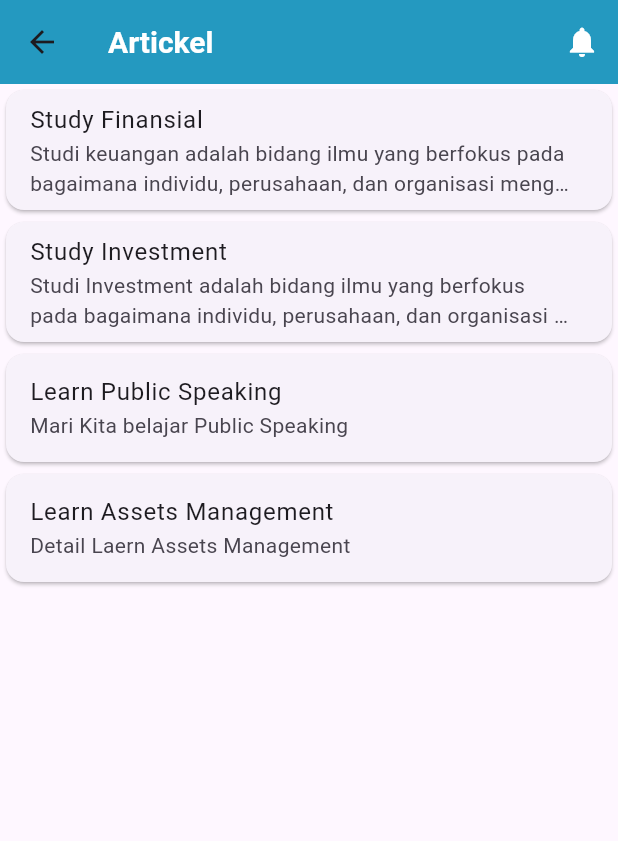
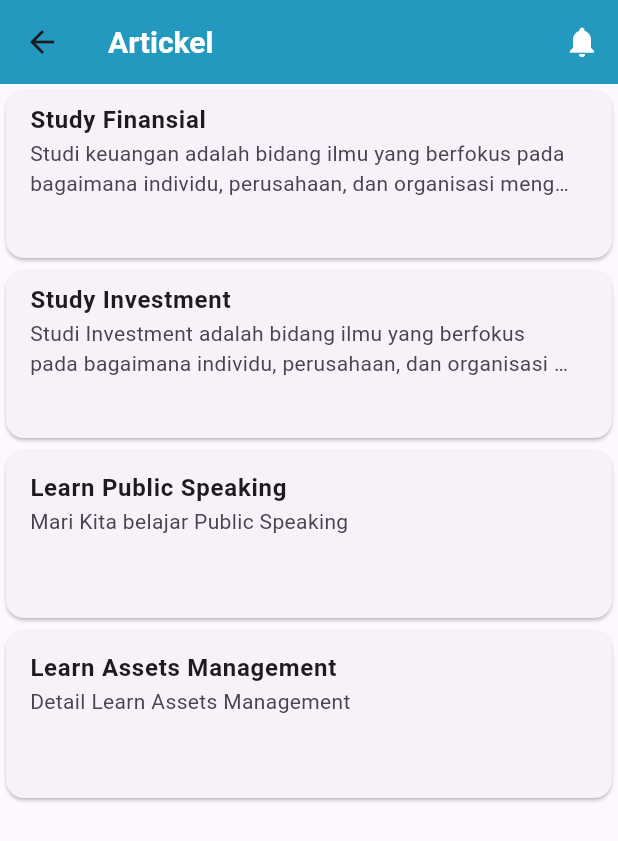
Before and after one commit to maoelanaKun23/Management-Keuangan, a Flutter app: the ArtikelPage screen opened directly, on a phone screen of 412 x 824 dp. Shown: the top 841 px of the screen. Run offline on Flutter 3.47's test engine with Material 3 defaults, Android fonts, the phone set to English and light mode, and no system bars; our stand-ins replace fl_chart, flutter_svg.

```diff
--- a/lib/models/dummyArtikel.dart
+++ b/lib/models/dummyArtikel.dart
@@ -21,6 +21,6 @@ List<Map<String, dynamic>> dummyArtikel = [
   {
     "id": "3",
     "judulArtikel": "Learn Assets Management",
-    "contentArtikel": "Detail Laern Assets Management"
+    "contentArtikel": "Detail Learn Assets Management"
   },
 ];
--- a/lib/views/artikel.dart
+++ b/lib/views/artikel.dart
@@ -42,10 +42,14 @@ class _ArtikelPageState extends State<ArtikelPage> {
       body: ListView.builder(
         itemCount: artikelList.length,
         itemBuilder: (context, index) {
-          return Card(
+          return SizedBox(
+            height: 120,
+            child: Card(
               child: ListTile(
                 title: Text(
-                  artikelList[index].judulArtikel ?? "Artikel Tidak Diketahui"),
+                  artikelList[index].judulArtikel ?? "Artikel Tidak Diketahui",
+                  style: TextStyle(fontWeight: FontWeight.bold),
+                ),
                 subtitle: Text(
                   artikelList[index].contentArtikel ?? "",
                   maxLines: 2,
@@ -62,6 +66,7 @@ class _ArtikelPageState extends State<ArtikelPage> {
                   );
                 },
               ),
+            ),
           );
         },
       ),
--- a/lib/views/home.dart
+++ b/lib/views/home.dart
@@ -7,7 +7,7 @@ class Home extends StatelessWidget {
   Widget build(BuildContext context) {
     return Scaffold(
       body: Container(
-        color: Color(0xFF2499C0), // Using a blue color
+        color: Color(0xFF2499C0),
         padding: EdgeInsets.all(16.0),
         child: Center(
           child: Column(
--- a/pubspec.yaml
+++ b/pubspec.yaml
@@ -14,6 +14,7 @@ dependencies:
   cupertino_icons: ^1.0.8
   flutter_svg: ^2.0.4
   fl_chart: ^0.69.0
+  intl: ^0.18.0
 
 dev_dependencies:
   flutter_test:
```
Also changed, not shown: lib/models/dummyExpense.dart (added, +7 -0 lines), lib/models/dummyIncome.dart (added, +7 -0 lines), lib/views/home_page.dart (+22 -29 lines), pubspec.lock. Lines whose indentation alone changed are shown as unchanged.
